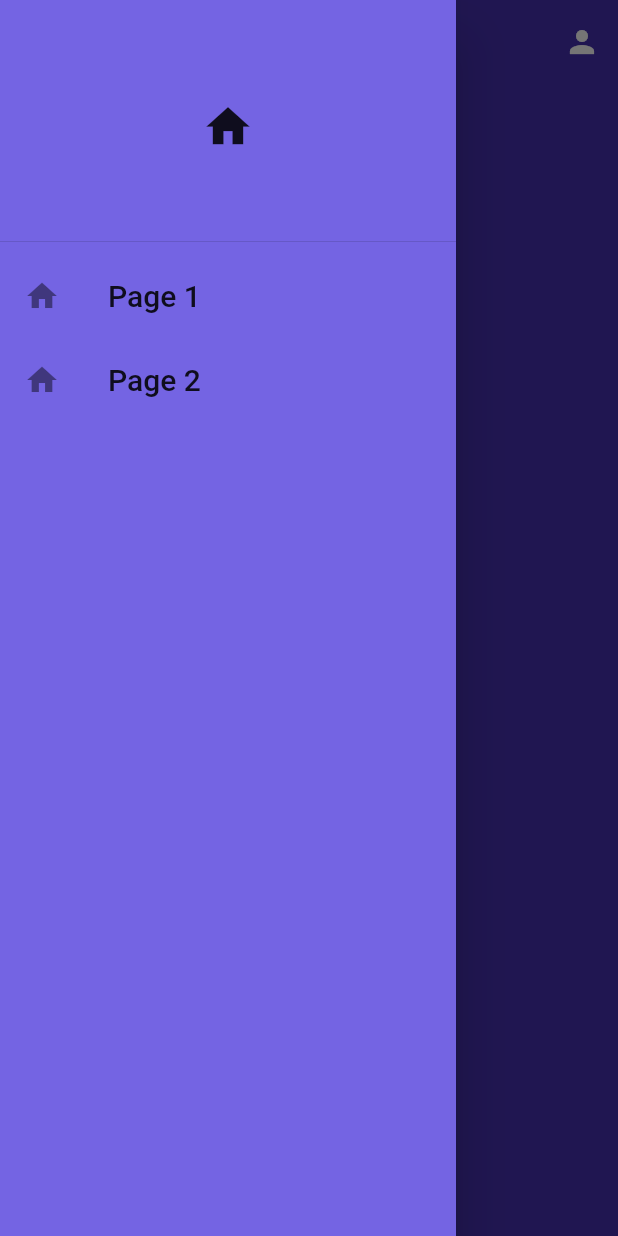
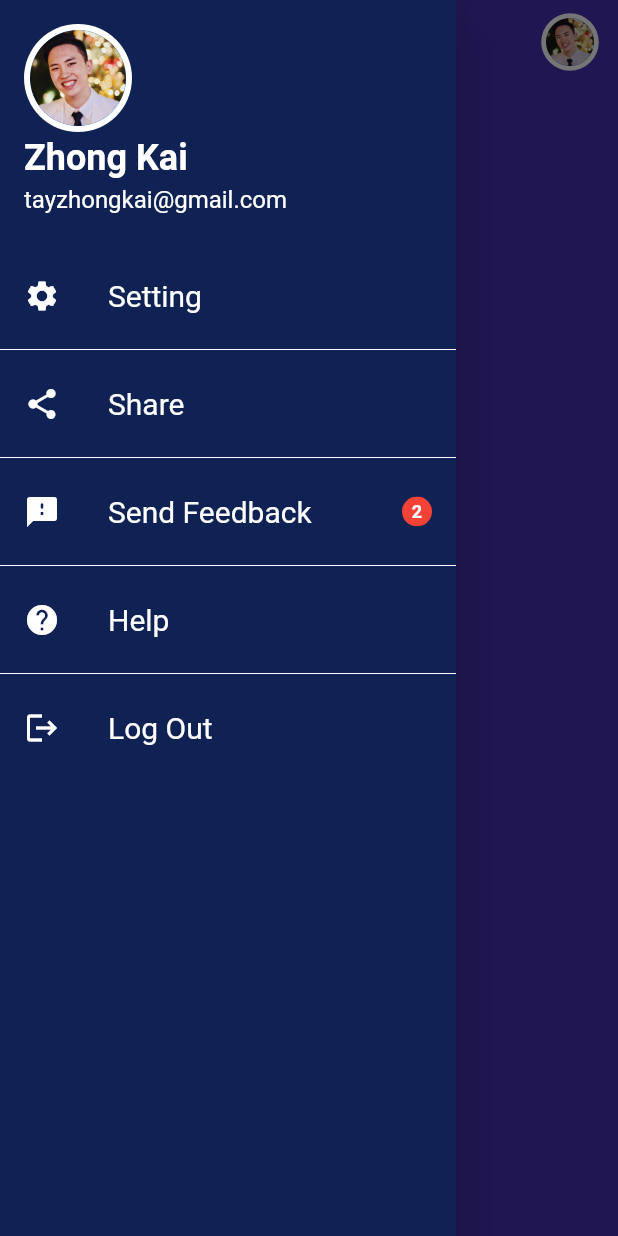
Before and after one commit to evanyan13/autotsk, a Flutter app: the screen it shows after launch, with the side drawer open, on a phone screen of 412 x 824 dp. Run offline on Flutter 3.47's test engine with Material 2 defaults, Android fonts, the phone set to English and light mode, and no system bars; our stand-ins replace flutter_svg; Roboto replaces fonts that are missing (Neometric).

Commit message:
Edit side bar

```diff
--- a/autotsk/lib/main.dart
+++ b/autotsk/lib/main.dart
@@ -1,3 +1,5 @@
+// ignore_for_file: prefer_const_constructors
+
 import 'package:autotsk/onboarding/ob1.dart';
 import 'package:autotsk/onboarding/ob2.dart';
 import 'package:autotsk/onboarding/ob3.dart';
--- a/autotsk/lib/screen_type/home_page.dart
+++ b/autotsk/lib/screen_type/home_page.dart
@@ -1,7 +1,8 @@
+import 'package:flutter/material.dart';
+import 'package:autotsk/util/color.dart';
+import 'package:autotsk/screen_type/side_bar.dart';
 import 'package:autotsk/screen_type/calendar_page.dart';
 import 'package:autotsk/screen_type/to_do_page.dart';
-import 'package:autotsk/util/color.dart';
-import 'package:flutter/material.dart';
 
 class HomePage extends StatefulWidget {
   const HomePage({super.key});
@@ -16,7 +17,7 @@ class _HomePageState extends State<HomePage> {
     return Scaffold(
       backgroundColor: homePageBgDarkPurpleClr,
       appBar: AppBar(
-        title: const Text("A U T O T S K"),
+        title: Image.asset("assets/LogoLight.png"),
         centerTitle: true,
         backgroundColor: homePageBgDarkPurpleClr,
         elevation: 0,
@@ -25,43 +26,20 @@ class _HomePageState extends State<HomePage> {
         //   onPressed: () {},
         // ),
         actions: <Widget>[
-          IconButton(
-            icon: const Icon(Icons.person),
-            onPressed: () {},
+          Padding(padding: EdgeInsets.symmetric(horizontal: 8),
+            child: Transform.scale(
+              scale: 0.8,
+              child: CircleAvatar(
+                  radius: 24,
+                  backgroundColor: Colors.white,
+                  child: CircleAvatar(
+                    backgroundImage: AssetImage("assets/profileAvatar.png"),
+                    radius: 20,
+                  )))
           )
         ],
       ),
-      drawer: Drawer(
-        child: Container(
-            color: homePageBgLightPurpleClr,
-            child: ListView(children: [
-              DrawerHeader(
-                  child: Icon(
-                Icons.home,
-                size: 35,
-              )),
-              ListTile(
-                  leading: Icon(Icons.home),
-                  title: Text(
-                    "Page 1",
-                    style: TextStyle(fontSize: 20),
-                  ),
-                  onTap: () {
-                    Navigator.of(context).push(MaterialPageRoute(
-                        builder: (context) => CalendarPage()));
-                  }),
-              ListTile(
-                  leading: Icon(Icons.home),
-                  title: Text(
-                    "Page 2",
-                    style: TextStyle(fontSize: 20),
-                  ),
-                  onTap: () {
-                    Navigator.of(context).push(
-                        MaterialPageRoute(builder: (context) => ToDoPage()));
-                  })
-            ])),
-      ),
+      drawer: SideBar(),
     );
   }
 }
--- /dev/null
+++ b/autotsk/lib/screen_type/side_bar.dart
@@ -0,0 +1,164 @@
+// ignore_for_file: prefer_const_constructors
+
+import 'package:flutter/material.dart';
+import 'package:autotsk/util/color.dart';
+import 'package:autotsk/screen_type/calendar_page.dart';
+import 'package:autotsk/screen_type/to_do_page.dart';
+
+class SideBar extends StatelessWidget {
+  const SideBar({super.key});
+
+  @override
+  Widget build(BuildContext context) {
+    return Drawer(
+        child: Container(
+            color: darkBlueClr,
+            child: ListView(children: [
+              UserAccountsDrawerHeader(
+                accountName: Text(
+                  "Zhong Kai",
+                  style: TextStyle(
+                    fontFamily: 'Neometric',
+                    fontWeight: FontWeight.bold,
+                    fontSize: 24,
+                  ),
+                ),
+                accountEmail: Text("tayzhongkai@gmail.com",
+                    style: TextStyle(
+                      fontFamily: 'Neometric',
+                      fontWeight: FontWeight.normal,
+                      fontSize: 16,
+                    )),
+                currentAccountPicture: CircleAvatar(
+                    radius: 24,
+                    backgroundColor: Colors.white,
+                    child: CircleAvatar(
+                      backgroundImage: AssetImage("assets/profileAvatar.png"),
+                      radius: 32,
+                    )),
+                decoration: BoxDecoration(
+                  color: darkBlueClr,
+                ),
+              ),
+              ListTile(
+                  leading: Icon(
+                    Icons.settings,
+                    color: Colors.white,
+                  ),
+                  title: Text(
+                    "Setting",
+                    style: TextStyle(
+                      fontFamily: 'Neometric',
+                      fontWeight: FontWeight.normal,
+                      color: Colors.white,
+                      fontSize: 20,
+                    ),
+                  ),
+                  onTap: () {
+                    Navigator.of(context).push(MaterialPageRoute(
+                        builder: (context) => CalendarPage()));
+                  }),
+              Divider(
+                color: Colors.white,
+              ),
+              ListTile(
+                  leading: Icon(
+                    Icons.share_rounded,
+                    color: Colors.white,
+                  ),
+                  title: Text(
+                    "Share",
+                    style: TextStyle(
+                      fontFamily: 'Neometric',
+                      fontWeight: FontWeight.normal,
+                      color: Colors.white,
+                      fontSize: 20,
+                    ),
+                  ),
+                  onTap: () {
+                    Navigator.of(context).push(
+                        MaterialPageRoute(builder: (context) => ToDoPage()));
+                  }),
+              Divider(
+                color: Colors.white,
+              ),
+              ListTile(
+                  leading: Icon(
+                    Icons.feedback_rounded,
+                    color: Colors.white,
+                  ),
+                  title: Text(
+                    "Send Feedback",
+                    style: TextStyle(
+                      fontFamily: 'Neometric',
+                      fontWeight: FontWeight.normal,
+                      color: Colors.white,
+                      fontSize: 20,
+                    ),
+                  ),
+                  trailing: ClipOval(
+                    child: Container(
+                      color: Colors.red,
+                      width: 20,
+                      height: 20,
+                      child: Center(
+                          child: Text(
+                        "2",
+                        style: TextStyle(
+                          fontFamily: 'Neometric',
+                          fontWeight: FontWeight.bold,
+                          color: Colors.white,
+                          fontSize: 12,
+                        ),
+                      )),
+                    ),
+                  ),
+                  onTap: () {
+                    Navigator.of(context).push(
+                        MaterialPageRoute(builder: (context) => ToDoPage()));
+                  }),
+              Divider(
+                color: Colors.white,
+              ),
+              ListTile(
+                  leading: Icon(
+                    Icons.help,
+                    color: Colors.white,
+                  ),
+                  title: Text(
+                    "Help",
+                    style: TextStyle(
+                      fontFamily: 'Neometric',
+                      fontWeight: FontWeight.normal,
+                      color: Colors.white,
+                      fontSize: 20,
+                    ),
+                  ),
+                  onTap: () {
+                    Navigator.of(context).push(
+                        MaterialPageRoute(builder: (context) => ToDoPage()));
+                  }),
+              Divider(
+                color: Colors.white,
+              ),
+              ListTile(
+                  leading: Icon(
+                    Icons.logout,
+                    color: Colors.white,
+                  ),
+                  title: Text(
+                    "Log Out",
+                    style: TextStyle(
+                      fontFamily: 'Neometric',
+                      fontWeight: FontWeight.normal,
+                      color: Colors.white,
+                      fontSize: 20,
+                    ),
+                  ),
+                  onTap: () {
+                    Navigator.of(context).push(
+                        MaterialPageRoute(builder: (context) => ToDoPage()));
+                  }),
+            ])));
+  }
+}
--- a/autotsk/lib/util/color.dart
+++ b/autotsk/lib/util/color.dart
@@ -16,3 +16,4 @@ const homePageBgDarkPurpleClr = Color.fromRGBO(69, 48, 177, 1);
 const lightPurpleClr = Color.fromRGBO(83, 80, 213, 1);
 const darkPurpleClr = Color.fromRGBO(66, 44, 168, 1);
 const buttonLightBlueClr = Color.fromRGBO(55, 203, 243, 1);
+const darkBlueClr = Color.fromRGBO(15, 34, 83, 1);
```
Also changed, not shown: autotsk/pubspec.yaml (+4 -4 lines), autotsk/assets/profileAvatar.png (added).
